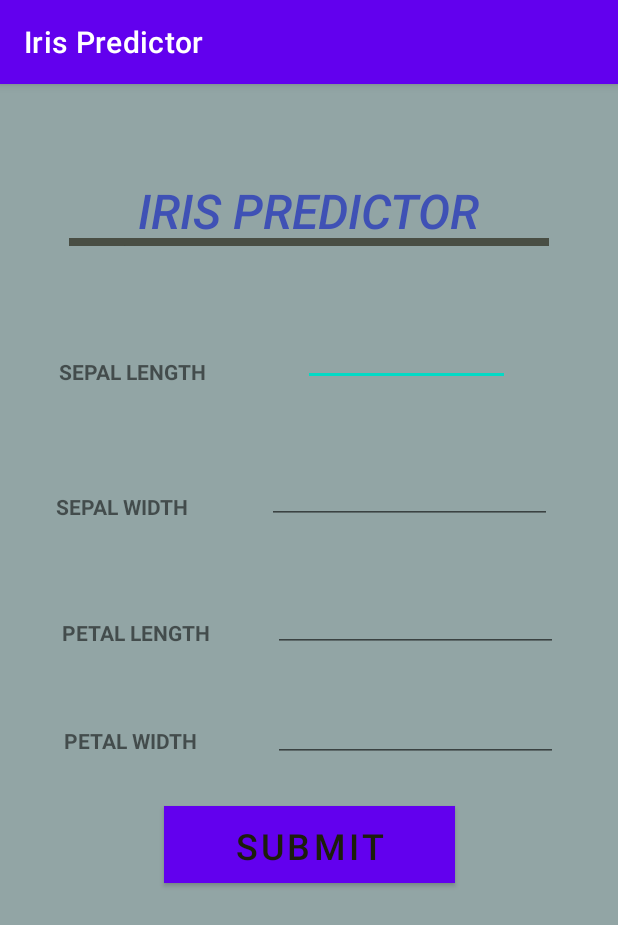
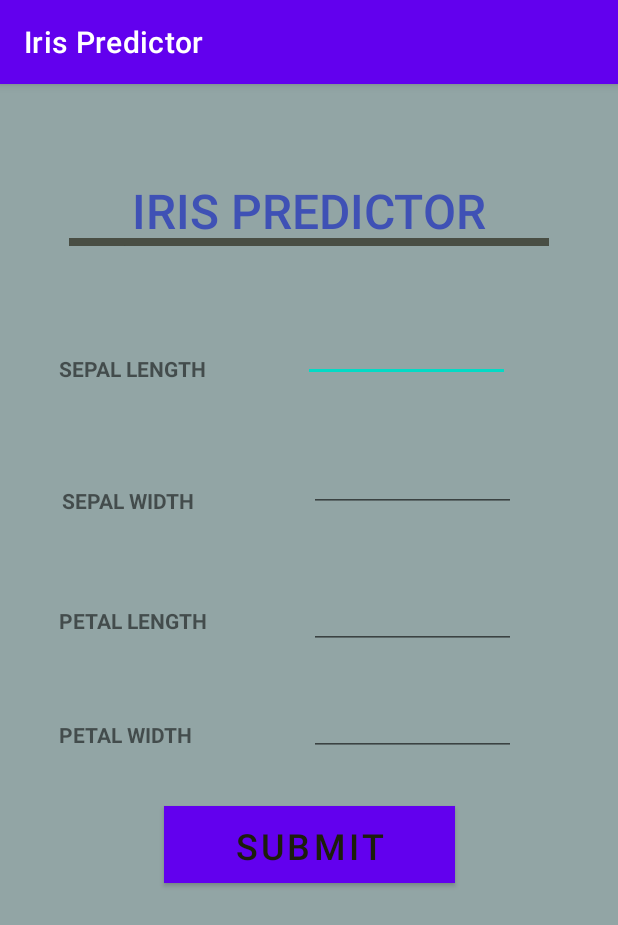
Before and after one commit to Shivavermasv/ML_Model_prototype, an Android app: the screen it shows after launch (MainActivity), on a phone screen of 412 x 824 dp. Shown: the top 925 px of the screen. Run offline under Robolectric (Android 15) with nearby library versions, the light colour scheme and no system bars; our stand-ins replace Volley.

Commit message:
some changes

```diff
--- a/app/src/main/AndroidManifest.xml
+++ b/app/src/main/AndroidManifest.xml
@@ -28,7 +28,8 @@
 
         <activity
             android:name=".Result"
-            android:exported="false" />
+            android:exported="false"
+            android:noHistory="true"/>
         <activity
             android:name=".MainActivity"
             android:exported="false">
--- a/app/src/main/res/layout/activity_main.xml
+++ b/app/src/main/res/layout/activity_main.xml
@@ -20,7 +20,7 @@
         android:textColorHighlight="#1E1919"
         android:textDirection="inherit"
         android:textSize="32sp"
-        android:textStyle="bold|italic"
+        android:textStyle="bold"
         app:layout_constraintBottom_toTopOf="@+id/textView"
         app:layout_constraintEnd_toEndOf="parent"
         app:layout_constraintHorizontal_bias="0.495"
@@ -65,39 +65,39 @@
         android:id="@+id/sw"
         android:layout_width="110dp"
         android:layout_height="20dp"
-        android:layout_marginBottom="64dp"
+        android:layout_marginBottom="60dp"
         android:text="SEPAL WIDTH"
         android:textAlignment="textStart"
         android:textStyle="bold"
         app:layout_constraintBottom_toTopOf="@+id/pl"
         app:layout_constraintEnd_toStartOf="@+id/inp_sw"
-        app:layout_constraintHorizontal_bias="0.545"
+        app:layout_constraintHorizontal_bias="0.431"
         app:layout_constraintStart_toStartOf="parent" />
 
     <TextView
         android:id="@+id/pl"
         android:layout_width="110dp"
         android:layout_height="20dp"
-        android:layout_marginBottom="52dp"
+        android:layout_marginBottom="56dp"
         android:text="PETAL LENGTH"
         android:textAlignment="textStart"
         android:textStyle="bold"
         app:layout_constraintBottom_toTopOf="@+id/pw"
         app:layout_constraintEnd_toStartOf="@+id/inp_pl"
-        app:layout_constraintHorizontal_bias="0.577"
+        app:layout_constraintHorizontal_bias="0.41"
         app:layout_constraintStart_toStartOf="parent" />
 
     <TextView
         android:id="@+id/pw"
         android:layout_width="110dp"
         android:layout_height="20dp"
-        android:layout_marginBottom="320dp"
+        android:layout_marginBottom="324dp"
         android:text="PETAL WIDTH"
         android:textAlignment="textStart"
         android:textStyle="bold"
         app:layout_constraintBottom_toBottomOf="parent"
         app:layout_constraintEnd_toStartOf="@+id/inp_pw"
-        app:layout_constraintHorizontal_bias="0.591"
+        app:layout_constraintHorizontal_bias="0.41"
         app:layout_constraintStart_toStartOf="parent" />
 
     <EditText
@@ -117,10 +117,10 @@
 
     <EditText
         android:id="@+id/inp_sw"
-        android:layout_width="190dp"
-        android:layout_height="wrap_content"
-        android:layout_marginEnd="44dp"
-        android:layout_marginBottom="40dp"
+        android:layout_width="138dp"
+        android:layout_height="43dp"
+        android:layout_marginEnd="68dp"
+        android:layout_marginBottom="48dp"
         android:ems="10"
         android:inputType="numberDecimal"
         android:textColor="#0E0D0D"
@@ -129,9 +129,9 @@
 
     <EditText
         android:id="@+id/inp_pl"
-        android:layout_width="190dp"
-        android:layout_height="wrap_content"
-        android:layout_marginEnd="40dp"
+        android:layout_width="138dp"
+        android:layout_height="43dp"
+        android:layout_marginEnd="68dp"
         android:layout_marginBottom="28dp"
         android:ems="10"
         android:inputType="numberDecimal"
@@ -141,10 +141,10 @@
 
     <EditText
         android:id="@+id/inp_pw"
-        android:layout_width="190dp"
-        android:layout_height="wrap_content"
-        android:layout_marginEnd="40dp"
-        android:layout_marginBottom="316dp"
+        android:layout_width="138dp"
+        android:layout_height="43dp"
+        android:layout_marginEnd="68dp"
+        android:layout_marginBottom="320dp"
         android:ems="10"
         android:inputType="numberDecimal"
         android:textColor="#121111"
```
Also changed, not shown: app/src/main/java/com/example/irispredictor/MainActivity.java (+43 -14 lines), app/src/main/java/com/example/irispredictor/Result.java (+18 -46 lines), app/src/main/res/layout/activity_result.xml (+17 -3 lines), app/src/main/res/drawable/irissetosa.jpg (added), app/src/main/res/drawable/irisvirginica.jpg (added), 4 other files.
